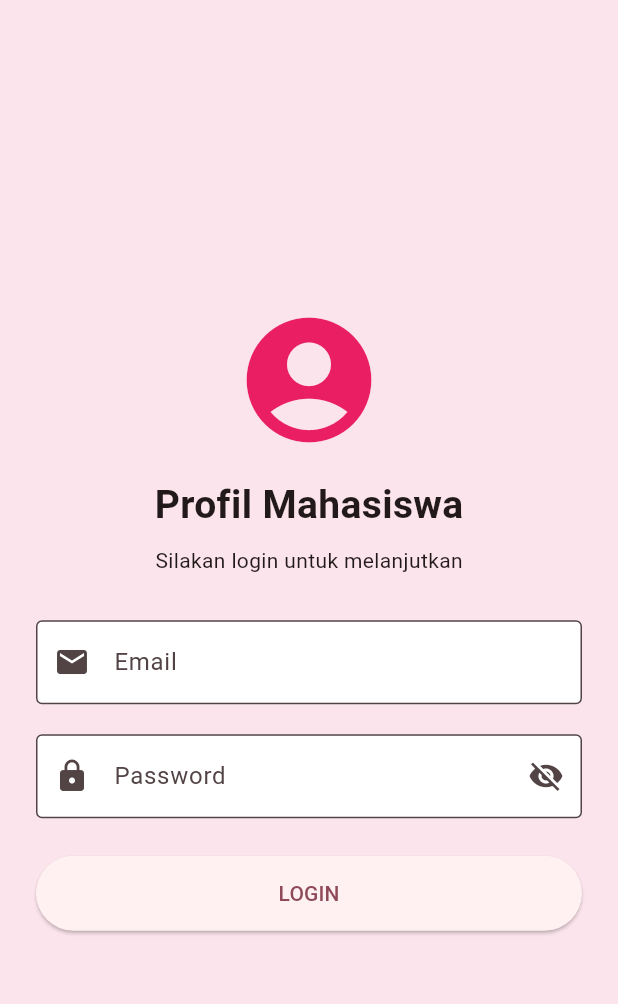
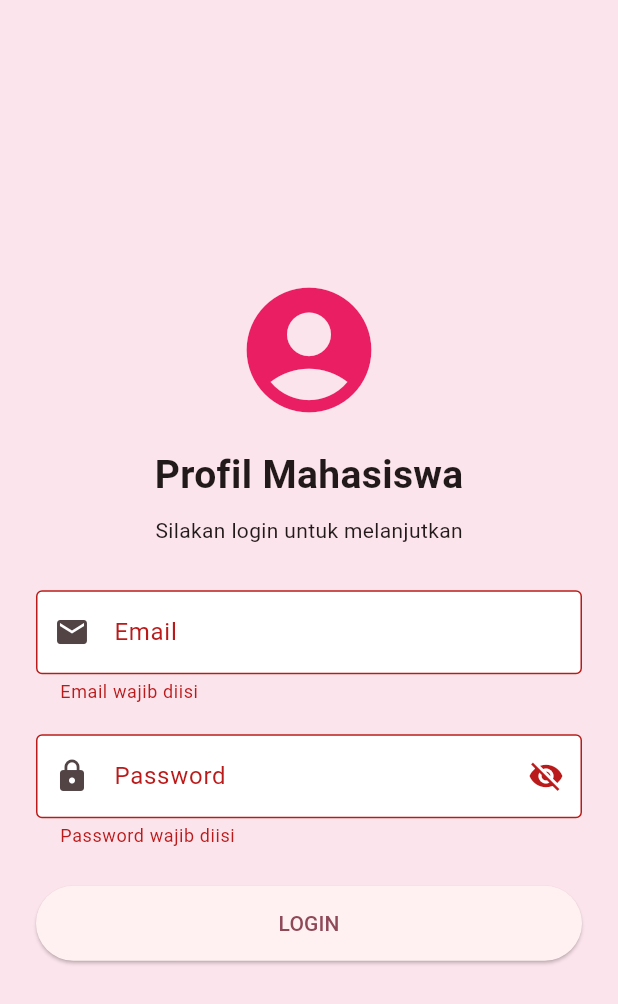
Before and after one commit to dynda21/soal2-profil-app, a Flutter app: the screen it shows after launch, after a tap on "LOGIN", on a phone screen of 412 x 824 dp. Shown: the top 1004 px of the screen. Run offline on Flutter 3.47's test engine with Material 3 defaults, Android fonts, the phone set to English and light mode, and no system bars.

Commit message:
tahap 4: menambahkan validasi dan proses login

```diff
--- a/lib/screens/login_page.dart
+++ b/lib/screens/login_page.dart
@@ -1,4 +1,6 @@
 import 'package:flutter/material.dart';
+
+import 'profile_page.dart';
 
 class LoginPage extends StatefulWidget {
   const LoginPage({super.key});
@@ -8,16 +10,40 @@ class LoginPage extends StatefulWidget {
 }
 
 class _LoginPageState extends State<LoginPage> {
+  final formKey = GlobalKey<FormState>();
+
   final emailController = TextEditingController();
   final passwordController = TextEditingController();
 
   bool showPassword = false;
+  bool isLoading = false;
 
   @override
   void dispose() {
     emailController.dispose();
     passwordController.dispose();
     super.dispose();
+  }
+
+  Future<void> login() async {
+    if (formKey.currentState!.validate()) {
+      setState(() {
+        isLoading = true;
+      });
+
+      await Future.delayed(const Duration(seconds: 2));
+
+      if (!mounted) return;
+
+      setState(() {
+        isLoading = false;
+      });
+
+      Navigator.pushReplacement(
+        context,
+        MaterialPageRoute(builder: (context) => const ProfilePage()),
+      );
+    }
   }
 
   @override
@@ -29,6 +55,8 @@ class _LoginPageState extends State<LoginPage> {
         child: SingleChildScrollView(
           padding: const EdgeInsets.all(24),
 
+          child: Form(
+            key: formKey,
             child: Column(
               mainAxisAlignment: MainAxisAlignment.center,
               children: [
@@ -47,8 +75,9 @@ class _LoginPageState extends State<LoginPage> {
 
                 const SizedBox(height: 30),
 
-              TextField(
+                TextFormField(
                   controller: emailController,
+                  keyboardType: TextInputType.emailAddress,
                   decoration: const InputDecoration(
                     labelText: 'Email',
                     prefixIcon: Icon(Icons.email),
@@ -56,11 +85,22 @@ class _LoginPageState extends State<LoginPage> {
                     filled: true,
                     fillColor: Colors.white,
                   ),
+                  validator: (value) {
+                    if (value == null || value.isEmpty) {
+                      return 'Email wajib diisi';
+                    }
+
+                    if (!RegExp(r'^[^@]+@[^@]+\.[^@]+$').hasMatch(value)) {
+                      return 'Format email tidak valid';
+                    }
+
+                    return null;
+                  },
                 ),
 
                 const SizedBox(height: 20),
 
-              TextField(
+                TextFormField(
                   controller: passwordController,
                   obscureText: !showPassword,
                   decoration: InputDecoration(
@@ -80,6 +120,17 @@ class _LoginPageState extends State<LoginPage> {
                       },
                     ),
                   ),
+                  validator: (value) {
+                    if (value == null || value.isEmpty) {
+                      return 'Password wajib diisi';
+                    }
+
+                    if (value.length < 6) {
+                      return 'Password minimal 6 karakter';
+                    }
+
+                    return null;
+                  },
                 ),
 
                 const SizedBox(height: 25),
@@ -88,14 +139,17 @@ class _LoginPageState extends State<LoginPage> {
                   width: double.infinity,
                   height: 50,
                   child: ElevatedButton(
-                  onPressed: () {},
-                  child: const Text('LOGIN'),
+                    onPressed: isLoading ? null : login,
+                    child: isLoading
+                        ? const CircularProgressIndicator()
+                        : const Text('LOGIN'),
                   ),
                 ),
               ],
             ),
           ),
         ),
+      ),
     );
   }
 }
```
Also changed, not shown: lib/screens/profile_page.dart (added, +18 -0 lines). Lines whose indentation alone changed are shown as unchanged.
